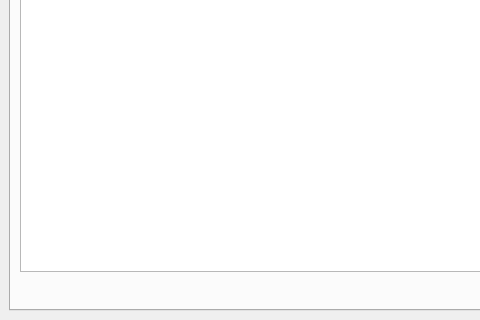
Old version of the form src/checklist_checker/ui/checklist_checker_dock.ui in the repository kartoza/qgis_dataset_qa_workbench; both pictures show x 0 to 480 and y 515 to 835 of the 608 by 835 pixel window.
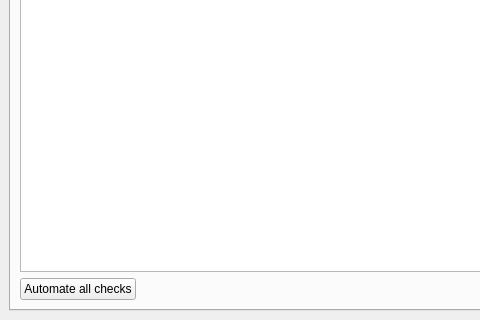
New version of the form. The open tabs and pages were chosen to show the change. Custom widgets are drawn as their Qt base class.

Commit message:
Add button to run all automations at once and to uncheck all items
fixes #25
fixes #29

Patch:
```diff
--- a/src/checklist_checker/ui/checklist_checker_dock.ui
+++ b/src/checklist_checker/ui/checklist_checker_dock.ui
@@ -169,6 +169,13 @@
         </item>
         <item>
          <layout class="QHBoxLayout" name="horizontalLayout_5">
+          <item>
+           <widget class="QPushButton" name="automate_all_checks_pb">
+            <property name="text">
+             <string>Automate all checks</string>
+            </property>
+           </widget>
+          </item>
           <item>
            <spacer name="horizontalSpacer">
             <property name="orientation">
```
Left out of the diff: 2 changed lines with no effect on the pictures. The commit also changes 2 other files.
